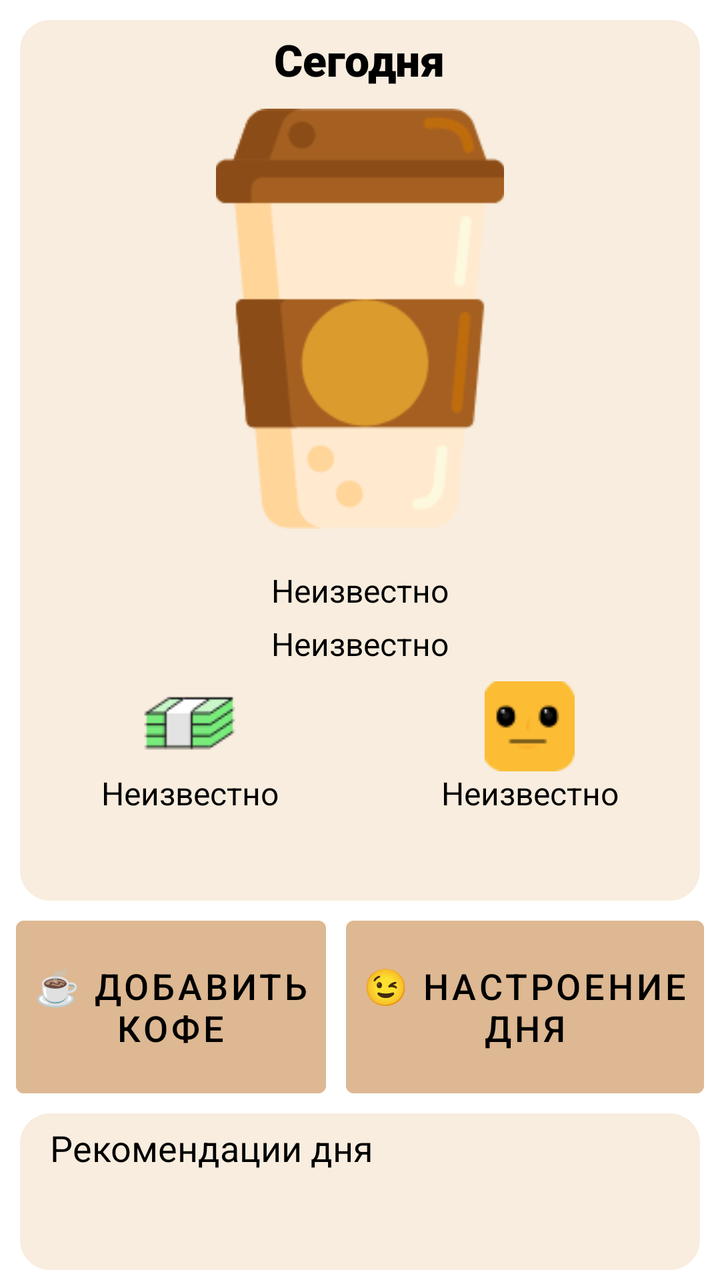
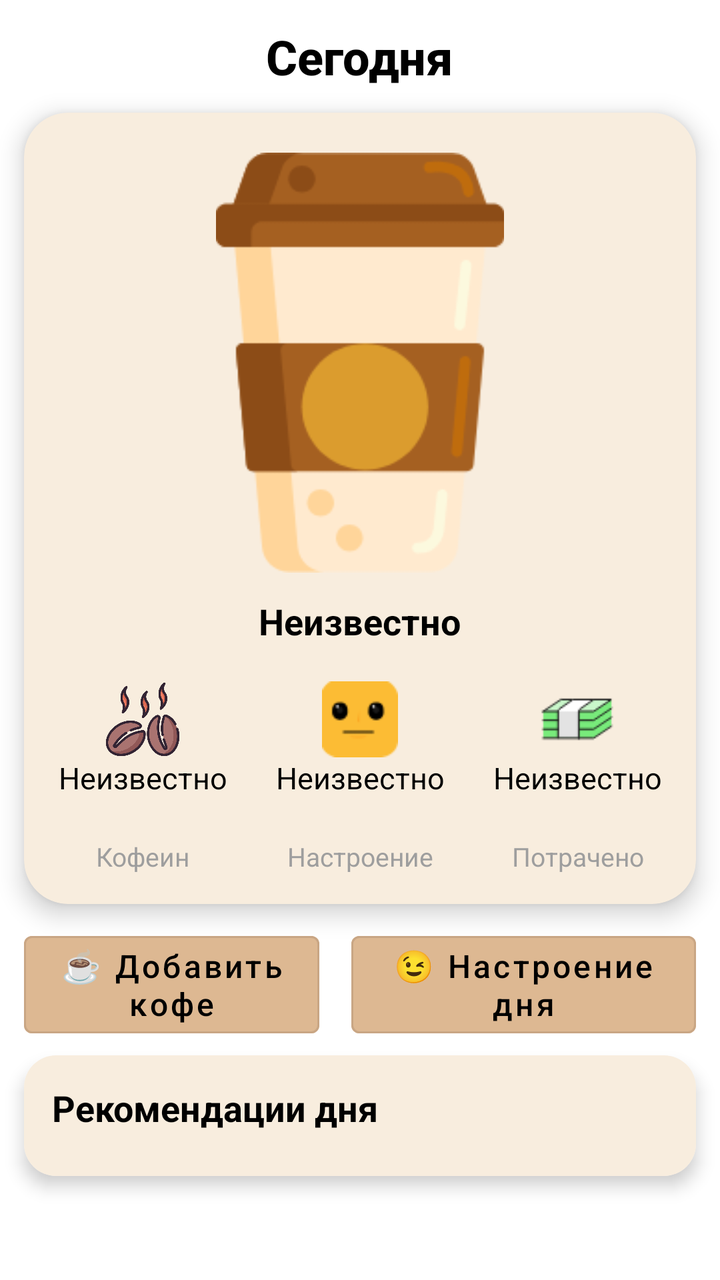

Compare the two renders of this Android layout. The source of the first and the diff that turns it into the second are given below.
<!-- AndroidManifest.xml: application theme Theme.Coffies -->
<!-- res/layout/fragment_main.xml -->
<FrameLayout xmlns:android="http://schemas.android.com/apk/res/android"
    xmlns:app="http://schemas.android.com/apk/res-auto"
    xmlns:tools="http://schemas.android.com/tools"
    android:layout_width="match_parent"
    android:layout_height="match_parent"
    android:background="@color/white"
    tools:context=".ui.main.MainFragment">

    <ScrollView
        android:layout_width="match_parent"
        android:layout_height="match_parent"
        android:fillViewport="true">

        <LinearLayout
            android:layout_width="match_parent"
            android:layout_height="wrap_content"
            android:orientation="vertical">

            <RelativeLayout
                android:layout_width="match_parent"
                android:layout_height="wrap_content"
                android:layout_marginLeft="10dp"
                android:layout_marginRight="10dp"
                android:layout_marginTop="10dp"
                android:layout_weight="1"
                android:background="@drawable/rounded_corners">

                <TextView
                    android:id="@+id/todayText"
                    android:layout_width="wrap_content"
                    android:layout_height="wrap_content"
                    android:layout_alignParentTop="true"
                    android:layout_centerHorizontal="true"
                    android:layout_marginTop="5dp"
                    android:fontFamily="sans-serif-black"
                    android:text="@string/today"
                    android:textColor="@color/black"
                    android:textSize="22sp" />

                <ImageView
                    android:id="@+id/coffeeCupIcon"
                    android:layout_width="wrap_content"
                    android:layout_height="210dp"
                    android:layout_below="@+id/todayText"
                    android:layout_centerHorizontal="true"
                    android:layout_marginTop="10dp"
                    android:layout_marginBottom="10dp"
                    android:importantForAccessibility="no"
                    android:src="@drawable/coffee_cup_large"
                    android:scaleType="fitCenter"/>

                <TextView
                    android:id="@+id/cupsText"
                    android:layout_width="wrap_content"
                    android:layout_height="wrap_content"
                    android:layout_below="@+id/coffeeCupIcon"
                    android:layout_centerHorizontal="true"
                    android:layout_marginTop="10dp"
                    android:text="@string/no_data"
                    android:textColor="@color/black"
                    android:textSize="16sp" />

                <TextView
                    android:id="@+id/caffeineText"
                    android:layout_width="wrap_content"
                    android:layout_height="wrap_content"
                    android:layout_below="@id/cupsText"
                    android:layout_centerHorizontal="true"
                    android:layout_marginTop="5dp"
                    android:text="@string/no_data"
                    android:textColor="@color/black"
                    android:textSize="16sp"
                    android:textAlignment="center"/>


                <LinearLayout
                    android:layout_width="match_parent"
                    android:layout_height="wrap_content"
                    android:layout_below="@+id/caffeineText"
                    android:layout_marginTop="5dp"
                    android:layout_marginBottom="10dp"
                    android:orientation="horizontal">

                    <RelativeLayout
                        android:layout_width="wrap_content"
                        android:layout_height="wrap_content"
                        android:layout_weight="1">

                        <ImageView
                            android:id="@+id/moneyIcon"
                            android:layout_width="47dp"
                            android:layout_height="48dp"
                            android:layout_centerHorizontal="true"
                            android:importantForAccessibility="no"
                            android:src="@drawable/money_small" />

                        <TextView
                            android:id="@+id/spentText"
                            android:layout_width="wrap_content"
                            android:layout_height="wrap_content"
                            android:layout_below="@+id/moneyIcon"
                            android:layout_centerHorizontal="true"
                            android:text="@string/no_data"
                            android:textColor="@color/black"
                            android:textSize="16sp"
                            android:textAlignment="center"/>
                    </RelativeLayout>

                    <RelativeLayout
                        android:layout_width="wrap_content"
                        android:layout_height="wrap_content"
                        android:layout_weight="1">

                        <ImageView
                            android:id="@+id/current_moodIcon"
                            android:layout_width="45dp"
                            android:layout_height="45dp"
                            android:layout_centerHorizontal="true"
                            android:layout_marginTop="3dp"
                            android:importantForAccessibility="no"
                            android:src="@drawable/mood_3" />

                        <TextView
                            android:id="@+id/moodText"
                            android:layout_width="wrap_content"
                            android:layout_height="wrap_content"
                            android:layout_below="@+id/current_moodIcon"
                            android:layout_centerHorizontal="true"
                            android:text="@string/no_data"
                            android:textColor="@color/black"
                            android:textSize="16sp"
                            android:textAlignment="center"/>
                    </RelativeLayout>
                </LinearLayout>

            </RelativeLayout>

            <LinearLayout
                style="?android:attr/buttonBarButtonStyle"
                android:layout_width="match_parent"
                android:layout_height="wrap_content"
                android:layout_weight="1"
                android:gravity="center"
                android:orientation="horizontal">

                <Button
                    style="?android:attr/buttonBarButtonStyle"
                    android:layout_width="0dp"
                    android:layout_height="match_parent"
                    android:layout_marginRight="10dp"
                    android:layout_weight="13"
                    android:backgroundTint="@color/dark_beige"
                    android:text="@string/add_coffee"
                    android:textColor="@color/black"
                    android:textSize="18sp"
                    android:id="@+id/addCoffeeButton"/>

                <Button
                    style="?android:attr/buttonBarButtonStyle"
                    android:layout_width="0dp"
                    android:layout_height="match_parent"
                    android:layout_weight="15"
                    android:backgroundTint="@color/dark_beige"
                    android:text="@string/day_mood"
                    android:textColor="@color/black"
                    android:textSize="18sp"
                    android:id="@+id/addMoodButton"/>
            </LinearLayout>

            <RelativeLayout
                android:layout_width="match_parent"
                android:layout_height="wrap_content"
                android:layout_marginLeft="10dp"
                android:layout_marginRight="10dp"
                android:layout_marginBottom="5dp"
                android:layout_weight="1"
                android:background="@drawable/rounded_corners">

                <TextView
                    android:id="@+id/recommendationTitle"
                    android:layout_width="wrap_content"
                    android:layout_height="wrap_content"
                    android:layout_alignParentStart="true"
                    android:layout_alignParentTop="true"
                    android:layout_marginStart="15dp"
                    android:layout_marginTop="5dp"
                    android:text="@string/recomendation"
                    android:textColor="@color/black"
                    android:textSize="18sp" />

                <androidx.recyclerview.widget.RecyclerView
                    android:layout_below="@+id/recommendationTitle"
                    android:layout_alignParentStart="true"
                    android:id="@+id/recommendationsRecycler"
                    android:layout_width="match_parent"
                    android:layout_height="wrap_content"
                    android:layout_margin="8dp" />
            </RelativeLayout>
        </LinearLayout>
    </ScrollView>
</FrameLayout>
<!-- resources referenced by this layout -->
<resources>
  <color name="black">#FF000000</color>
  <color name="dark_beige">#DDB892</color>
  <color name="white">#FFFFFFFF</color>
  <!-- drawable coffee_cup_large: png bitmap (drawable, 6164 bytes) -->
  <!-- drawable money_small: png bitmap (drawable, 1287 bytes) -->
  <!-- drawable mood_3: png bitmap (drawable, 1170 bytes) -->
  <!-- drawable rounded_corners (drawable) -->
  <?xml version="1.0" encoding="utf-8"?>
  <shape xmlns:android="http://schemas.android.com/apk/res/android"
      android:shape="rectangle">
      <corners android:radius="15dp" />
      <solid android:color="@color/light_beige" />
  </shape>
  <string name="add_coffee">☕ Добавить\nкофе</string>
  <string name="day_mood">😉 Настроение\nдня</string>
  <string name="no_data">Неизвестно</string>
  <string name="recomendation">Рекомендации дня</string>
  <string name="today">Сегодня</string>
  <style name="Theme.Coffies" parent="Theme.MaterialComponents.Light">
          <item name="colorPrimary">@color/white</item>
          <item name="colorPrimaryVariant">@color/light_beige</item>
          <item name="colorOnSurface">@color/brown</item>
          <item name="colorAccent">@color/dark_beige</item>
  
          <item name="android:windowBackground">@color/white</item>
          <item name="android:statusBarColor">@color/white</item>
          <item name="android:windowLightStatusBar">true</item>
          <item name="android:navigationBarColor">@color/brown</item>
          <item name="android:windowLightNavigationBar">true</item>
  
      </style>
  <color name="light_beige">#F8EDDE</color>
  <color name="brown">#3E2723</color>
</resources>

<!-- the commit's change to res/layout/fragment_main.xml (unified diff, before → after) -->
@@ -1,201 +1,298 @@
-<FrameLayout xmlns:android="http://schemas.android.com/apk/res/android"
+<?xml version="1.0" encoding="utf-8"?>
+<androidx.core.widget.NestedScrollView
+    xmlns:android="http://schemas.android.com/apk/res/android"
     xmlns:app="http://schemas.android.com/apk/res-auto"
     xmlns:tools="http://schemas.android.com/tools"
     android:layout_width="match_parent"
     android:layout_height="match_parent"
     android:background="@color/white"
+    android:clipToPadding="false"
+    android:clipChildren="false"
     tools:context=".ui.main.MainFragment">
 
-    <ScrollView
+    <LinearLayout
         android:layout_width="match_parent"
-        android:layout_height="match_parent"
-        android:fillViewport="true">
-
-        <LinearLayout
+        android:layout_height="wrap_content"
+        android:orientation="vertical"
+        android:gravity="center_horizontal">
+
+        
+        <TextView
+            android:id="@+id/todayText"
+            android:layout_width="wrap_content"
+            android:layout_height="wrap_content"
+            android:text="@string/today"
+            android:textColor="@color/black"
+            android:textSize="24sp"
+            android:textStyle="bold"
+            android:layout_marginTop="12dp"
+            android:layout_marginBottom="12dp"
+            android:fontFamily="sans-serif-medium" />
+
+        
+        <androidx.cardview.widget.CardView
             android:layout_width="match_parent"
             android:layout_height="wrap_content"
-            android:orientation="vertical">
-
-            <RelativeLayout
+            android:layout_marginHorizontal="12dp"
+            android:layout_marginBottom="10dp"
+            app:cardCornerRadius="22dp"
+            app:cardElevation="7dp"
+            app:cardBackgroundColor="@color/light_beige">
+
+            <LinearLayout
                 android:layout_width="match_parent"
                 android:layout_height="wrap_content"
-                android:layout_marginLeft="10dp"
-                android:layout_marginRight="10dp"
-                android:layout_marginTop="10dp"
-                android:layout_weight="1"
-                android:background="@drawable/rounded_corners">
-
-                <TextView
-                    android:id="@+id/todayText"
-                    android:layout_width="wrap_content"
-                    android:layout_height="wrap_content"
-                    android:layout_alignParentTop="true"
-                    android:layout_centerHorizontal="true"
-                    android:layout_marginTop="5dp"
-                    android:fontFamily="sans-serif-black"
-                    android:text="@string/today"
-                    android:textColor="@color/black"
-                    android:textSize="22sp" />
-
+                android:orientation="vertical"
+                android:paddingTop="20dp"
+                android:paddingBottom="15dp"
+                android:gravity="center_horizontal">
+
+                
                 <ImageView
                     android:id="@+id/coffeeCupIcon"
                     android:layout_width="wrap_content"
                     android:layout_height="210dp"
-                    android:layout_below="@+id/todayText"
-                    android:layout_centerHorizontal="true"
-                    android:layout_marginTop="10dp"
-                    android:layout_marginBottom="10dp"
+                    android:src="@drawable/coffee_cup_large"
+                    android:layout_gravity="center_horizontal"
                     android:importantForAccessibility="no"
-                    android:src="@drawable/coffee_cup_large"
                     android:scaleType="fitCenter"/>
 
+                
                 <TextView
                     android:id="@+id/cupsText"
                     android:layout_width="wrap_content"
                     android:layout_height="wrap_content"
-                    android:layout_below="@+id/coffeeCupIcon"
-                    android:layout_centerHorizontal="true"
-                    android:layout_marginTop="10dp"
                     android:text="@string/no_data"
                     android:textColor="@color/black"
-                    android:textSize="16sp" />
-
-                <TextView
-                    android:id="@+id/caffeineText"
-                    android:layout_width="wrap_content"
-                    android:layout_height="wrap_content"
-                    android:layout_below="@id/cupsText"
-                    android:layout_centerHorizontal="true"
-                    android:layout_marginTop="5dp"
-                    android:text="@string/no_data"
-                    android:textColor="@color/black"
-                    android:textSize="16sp"
-                    android:textAlignment="center"/>
-
-
-                <LinearLayout
+                    android:textSize="18sp"
+                    android:textStyle="bold"
+                    android:layout_marginTop="12dp"
+                    android:layout_marginBottom="18dp"
+                    android:gravity="center" />
+
+                
+                <TableLayout
                     android:layout_width="match_parent"
                     android:layout_height="wrap_content"
-                    android:layout_below="@+id/caffeineText"
-                    android:layout_marginTop="5dp"
-                    android:layout_marginBottom="10dp"
-                    android:orientation="horizontal">
-
-                    <RelativeLayout
-                        android:layout_width="wrap_content"
-                        android:layout_height="wrap_content"
-                        android:layout_weight="1">
-
-                        <ImageView
-                            android:id="@+id/moneyIcon"
-                            android:layout_width="47dp"
-                            android:layout_height="48dp"
-                            android:layout_centerHorizontal="true"
-                            android:importantForAccessibility="no"
-                            android:src="@drawable/money_small" />
-
+                    android:stretchColumns="0,1,2"
+                    android:paddingStart="5dp"
+                    android:paddingEnd="5dp">
+
+                    
+                    <TableRow>
+                        <FrameLayout
+                            android:layout_width="0dp"
+                            android:layout_height="wrap_content"
+                            android:layout_weight="1"
+                            android:foregroundGravity="center">
+                            <ImageView
+                                android:id="@+id/caffeineIcon"
+                                android:layout_width="38dp"
+                                android:layout_height="38dp"
+                                android:src="@drawable/ic_caffeine"
+                                android:importantForAccessibility="no"
+                                android:layout_gravity="center"/>
+                        </FrameLayout>
+                        <FrameLayout
+                            android:layout_width="0dp"
+                            android:layout_height="wrap_content"
+                            android:layout_weight="1"
+                            android:foregroundGravity="center">
+                            <ImageView
+                                android:id="@+id/current_moodIcon"
+                                android:layout_width="38dp"
+                                android:layout_height="38dp"
+                                android:src="@drawable/mood_3"
+                                android:importantForAccessibility="no"
+                                android:layout_gravity="center"/>
+                        </FrameLayout>
+                        <FrameLayout
+                            android:layout_width="0dp"
+                            android:layout_height="wrap_content"
+                            android:layout_weight="1"
+                            android:foregroundGravity="center">
+                            <ImageView
+                                android:id="@+id/moneyIcon"
+                                android:layout_width="38dp"
+                                android:layout_height="38dp"
+                                android:src="@drawable/money_small"
+                                android:importantForAccessibility="no"
+                                android:layout_gravity="center"/>
+                        </FrameLayout>
+                    </TableRow>
+
+                    
+                    <TableRow>
+                        <TextView
+                            android:id="@+id/caffeineText"
+                            android:layout_width="0dp"
+                            android:layout_height="wrap_content"
+                            android:layout_weight="1"
+                            android:text="@string/no_data"
+                            android:textSize="15sp"
+                            android:textColor="@color/black"
+                            android:gravity="center"/>
+
+                        <TextView
+                            android:id="@+id/moodText"
+                            android:layout_width="0dp"
+                            android:layout_height="wrap_content"
+                            android:layout_weight="1"
+                            android:text="@string/no_data"
+                            android:textColor="@color/black"
+                            android:textSize="15sp"
+                            android:gravity="center"/>
                         <TextView
                             android:id="@+id/spentText"
-                            android:layout_width="wrap_content"
-                            android:layout_height="wrap_content"
-                            android:layout_below="@+id/moneyIcon"
-                            android:layout_centerHorizontal="true"
+                            android:layout_width="0dp"
+                            android:layout_height="wrap_content"
+                            android:layout_weight="1"
                             android:text="@string/no_data"
-                            android:textColor="@color/black"
-                            android:textSize="16sp"
-                            android:textAlignment="center"/>
-                    </RelativeLayout>
-
-                    <RelativeLayout
-                        android:layout_width="wrap_content"
-                        android:layout_height="wrap_content"
-                        android:layout_weight="1">
-
-                        <ImageView
-                            android:id="@+id/current_moodIcon"
-                            android:layout_width="45dp"
-                            android:layout_height="45dp"
-                            android:layout_centerHorizontal="true"
-                            android:layout_marginTop="3dp"
-                            android:importantForAccessibility="no"
-                            android:src="@drawable/mood_3" />
-
-                        <TextView
-                            android:id="@+id/moodText"
-                            android:layout_width="wrap_content"
-                            android:layout_height="wrap_content"
-                            android:layout_below="@+id/current_moodIcon"
-                            android:layout_centerHorizontal="true"
-                            android:text="@string/no_data"
-                            android:textColor="@color/black"
-                            android:textSize="16sp"
-                            android:textAlignment="center"/>
-                    </RelativeLayout>
-                </LinearLayout>
-
-            </RelativeLayout>
+                            android:textSize="15sp"
+                            android:textColor="@color/black"
+                            android:gravity="center"/>
+                    </TableRow>
+
+                    
+                    <TableRow>
+                        <TextView
+                            android:id="@+id/caffeineLimitText"
+                            android:layout_width="0dp"
+                            android:layout_height="wrap_content"
+                            android:layout_weight="1"
+                            android:textSize="15sp"
+                            android:textColor="@color/black"
+                            android:textStyle="bold"
+                            android:gravity="center" />
+                        <TextView
+                            android:id="@+id/moodLimitText"
+                            android:layout_width="0dp"
+                            android:layout_height="wrap_content"
+                            android:layout_weight="1"
+                            android:textSize="15sp"
+                            android:textStyle="bold"
+                            android:textColor="@color/gray"
+                            android:gravity="center" />
+                        <TextView
+                            android:id="@+id/spentLimitText"
+                            android:layout_width="0dp"
+                            android:layout_height="wrap_content"
+                            android:layout_weight="1"
+                            android:textSize="15sp"
+                            android:textColor="@color/black"
+                            android:textStyle="bold"
+                            android:gravity="center" />
+                    </TableRow>
+
+                    
+                    <TableRow>
+                        <TextView
+                            android:id="@+id/caffeineLabel"
+                            android:layout_width="0dp"
+                            android:layout_height="wrap_content"
+                            android:layout_weight="1"
+                            android:text="@string/caffeine"
+                            android:textSize="13sp"
+                            android:textColor="@color/gray"
+                            android:gravity="center"/>
+                        <TextView
+                            android:id="@+id/moodLabel"
+                            android:layout_width="0dp"
+                            android:layout_height="wrap_content"
+                            android:layout_weight="1"
+                            android:text="@string/mood"
+                            android:textSize="13sp"
+                            android:textColor="@color/gray"
+                            android:gravity="center"/>
+                        <TextView
+                            android:id="@+id/spentLabel"
+                            android:layout_width="0dp"
+                            android:layout_height="wrap_content"
+                            android:layout_weight="1"
+                            android:text="@string/spent"
+                            android:textSize="13sp"
+                            android:textColor="@color/gray"
+                            android:gravity="center"/>
+                    </TableRow>
+                </TableLayout>
+            </LinearLayout>
+        </androidx.cardview.widget.CardView>
+
+        
+        <LinearLayout
+            android:layout_width="match_parent"
+            android:layout_height="wrap_content"
+            android:orientation="horizontal"
+            android:gravity="center"
+            android:layout_marginHorizontal="12dp"
+            android:layout_marginBottom="5dp">
+
+            <Button
+                android:id="@+id/addCoffeeButton"
+                android:layout_width="0dp"
+                android:layout_height="wrap_content"
+                android:layout_weight="6"
+                android:backgroundTint="@color/dark_beige"
+                android:text="@string/add_coffee"
+                android:textColor="@color/black"
+                android:textSize="16sp"
+                android:gravity="center"
+                android:textAlignment="center"
+                android:layout_marginEnd="8dp"
+                android:textAllCaps="false"
+                android:fontFamily="sans-serif-medium"
+                style="@style/Widget.MaterialComponents.Button.OutlinedButton" />
+
+            <Button
+                android:id="@+id/addMoodButton"
+                android:layout_width="0dp"
+                android:layout_height="wrap_content"
+                android:layout_weight="7"
+                android:backgroundTint="@color/dark_beige"
+                android:text="@string/day_mood"
+                android:textColor="@color/black"
+                android:textSize="16sp"
+                android:gravity="center"
+                android:textAlignment="center"
+                android:layout_marginStart="8dp"
+                android:textAllCaps="false"
+                android:fontFamily="sans-serif-medium"
+                style="@style/Widget.MaterialComponents.Button.OutlinedButton" />
+        </LinearLayout>
+
+        
+        <androidx.cardview.widget.CardView
+            android:layout_width="match_parent"
+            android:layout_height="wrap_content"
+            android:layout_marginHorizontal="12dp"
+            android:layout_marginBottom="14dp"
+            app:cardCornerRadius="16dp"
+            app:cardElevation="5dp">
 
             <LinearLayout
-                style="?android:attr/buttonBarButtonStyle"
                 android:layout_width="match_parent"
                 android:layout_height="wrap_content"
-                android:layout_weight="1"
-                android:gravity="center"
-                android:orientation="horizontal">
-
-                <Button
-                    style="?android:attr/buttonBarButtonStyle"
-                    android:layout_width="0dp"
-                    android:layout_height="match_parent"
-                    android:layout_marginRight="10dp"
-                    android:layout_weight="13"
-                    android:backgroundTint="@color/dark_beige"
-                    android:text="@string/add_coffee"
-                    android:textColor="@color/black"
-                    android:textSize="18sp"
-                    android:id="@+id/addCoffeeButton"/>
-
-                <Button
-                    style="?android:attr/buttonBarButtonStyle"
-                    android:layout_width="0dp"
-                    android:layout_height="match_parent"
-                    android:layout_weight="15"
-                    android:backgroundTint="@color/dark_beige"
-                    android:text="@string/day_mood"
-                    android:textColor="@color/black"
-                    android:textSize="18sp"
-                    android:id="@+id/addMoodButton"/>
-            </LinearLayout>
-
-            <RelativeLayout
-                android:layout_width="match_parent"
-                android:layout_height="wrap_content"
-                android:layout_marginLeft="10dp"
-                android:layout_marginRight="10dp"
-                android:layout_marginBottom="5dp"
-                android:layout_weight="1"
-                android:background="@drawable/rounded_corners">
+                android:orientation="vertical"
+                android:background="@color/light_beige"
+                android:padding="14dp">
 
                 <TextView
                     android:id="@+id/recommendationTitle"
                     android:layout_width="wrap_content"
                     android:layout_height="wrap_content"
-                    android:layout_alignParentStart="true"
-                    android:layout_alignParentTop="true"
-                    android:layout_marginStart="15dp"
-                    android:layout_marginTop="5dp"
                     android:text="@string/recomendation"
                     android:textColor="@color/black"
-                    android:textSize="18sp" />
+                    android:textSize="18sp"
+                    android:textStyle="bold"
+                    android:layout_marginBottom="8dp" />
 
                 <androidx.recyclerview.widget.RecyclerView
-                    android:layout_below="@+id/recommendationTitle"
-                    android:layout_alignParentStart="true"
                     android:id="@+id/recommendationsRecycler"
                     android:layout_width="match_parent"
                     android:layout_height="wrap_content"
-                    android:layout_margin="8dp" />
-            </RelativeLayout>
-        </LinearLayout>
-    </ScrollView>
-</FrameLayout>
+                    android:overScrollMode="never"
+                    android:nestedScrollingEnabled="false"/>
+            </LinearLayout>
+        </androidx.cardview.widget.CardView>
+    </LinearLayout>
+</androidx.core.widget.NestedScrollView>
<!-- resource entries referenced after the edit -->
@@ -2,21 +2,19 @@
 <resources>
   <color name="black">#FF000000</color>
   <color name="dark_beige">#DDB892</color>
+  <color name="gray">#9E9E9E</color>
   <color name="white">#FFFFFFFF</color>
   <!-- drawable coffee_cup_large: png bitmap (drawable, 6164 bytes) -->
+  <!-- drawable ic_caffeine: png bitmap (drawable, 50588 bytes) -->
   <!-- drawable money_small: png bitmap (drawable, 1287 bytes) -->
   <!-- drawable mood_3: png bitmap (drawable, 1170 bytes) -->
-  <!-- drawable rounded_corners (drawable) -->
-  <?xml version="1.0" encoding="utf-8"?>
-  <shape xmlns:android="http://schemas.android.com/apk/res/android"
-      android:shape="rectangle">
-      <corners android:radius="15dp" />
-      <solid android:color="@color/light_beige" />
-  </shape>
   <string name="add_coffee">☕ Добавить\nкофе</string>
+  <string name="caffeine">Кофеин</string>
   <string name="day_mood">😉 Настроение\nдня</string>
+  <string name="mood">Настроение</string>
   <string name="no_data">Неизвестно</string>
   <string name="recomendation">Рекомендации дня</string>
+  <string name="spent">Потрачено</string>
   <string name="today">Сегодня</string>
   <style name="Theme.Coffies" parent="Theme.MaterialComponents.Light">
           <item name="colorPrimary">@color/white</item>
